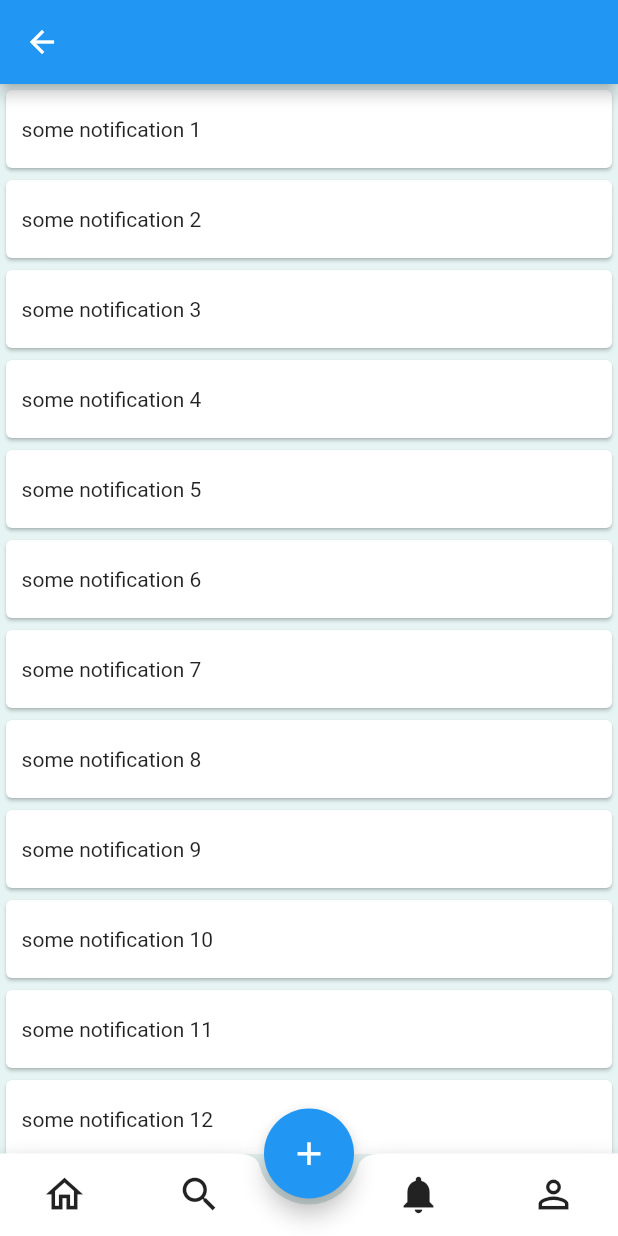
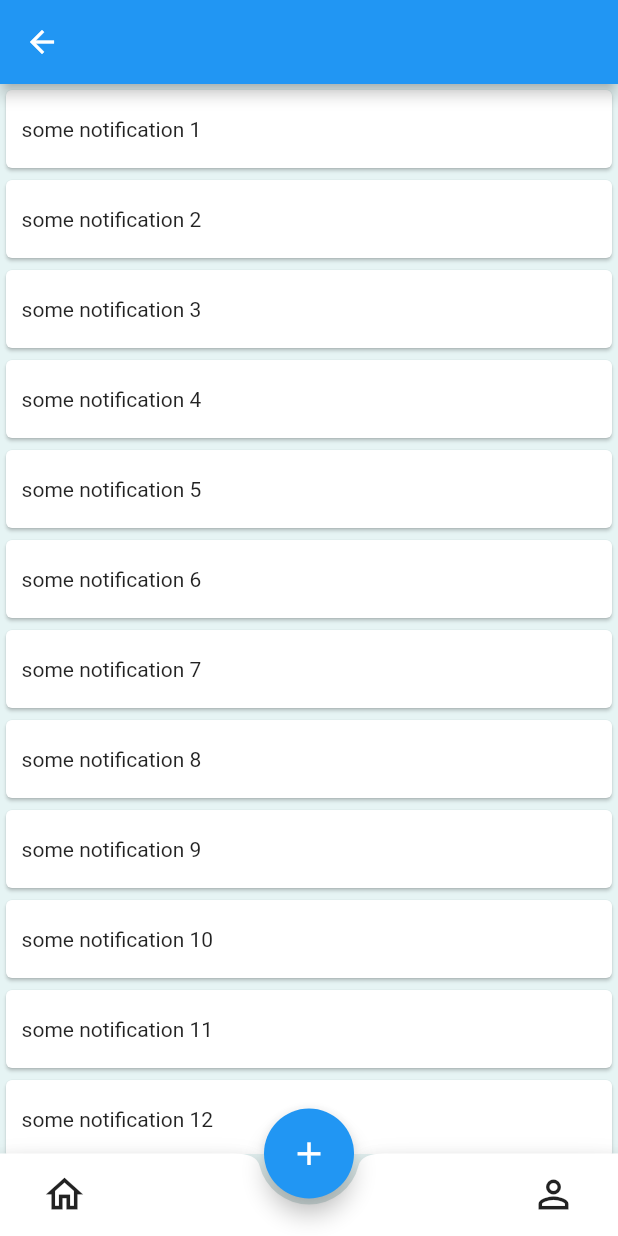
Before and after one commit to sohamlanke/BE-Project-Mobile-Application, a Flutter app: the BottomAppBarScreen screen opened directly, swiped to page 3, on a phone screen of 412 x 824 dp. Run offline on Flutter 3.47's test engine with Material 2 defaults, Android fonts, the phone set to English and light mode, and no system bars; our stand-ins replace cloud_firestore, firebase_core, font_awesome_flutter; accounts and stored records are empty.

Commit message:
auto commit

```diff
--- a/lib/Screens/bottomAppbar.dart
+++ b/lib/Screens/bottomAppbar.dart
@@ -88,30 +88,30 @@ class _BottomAppBarScreenState extends State<BottomAppBarScreen> {
                   });
                 },
               ),
-              IconButton(
-                iconSize: 30.0,
-                padding: EdgeInsets.only(right: 28.0),
-                icon: _currentPage == 1
-                    ? Icon(Icons.search_off)
-                    : Icon(Icons.search_outlined),
-                onPressed: () {
-                  setState(() {
-                    _myPage.jumpToPage(1);
-                  });
-                },
-              ),
-              IconButton(
-                iconSize: 30.0,
-                padding: EdgeInsets.only(left: 28.0),
-                icon: _currentPage == 2
-                    ? Icon(Icons.notifications)
-                    : Icon(Icons.notifications_none_outlined),
-                onPressed: () {
-                  setState(() {
-                    _myPage.jumpToPage(2);
-                  });
-                },
-              ),
+              // IconButton(
+              //   iconSize: 30.0,
+              //   padding: EdgeInsets.only(right: 28.0),
+              //   icon: _currentPage == 1
+              //       ? Icon(Icons.search_off)
+              //       : Icon(Icons.search_outlined),
+              //   onPressed: () {
+              //     setState(() {
+              //       _myPage.jumpToPage(1);
+              //     });
+              //   },
+              // ),
+              // IconButton(
+              //   iconSize: 30.0,
+              //   padding: EdgeInsets.only(left: 28.0),
+              //   icon: _currentPage == 2
+              //       ? Icon(Icons.notifications)
+              //       : Icon(Icons.notifications_none_outlined),
+              //   onPressed: () {
+              //     setState(() {
+              //       _myPage.jumpToPage(2);
+              //     });
+              //   },
+              // ),
               IconButton(
                 iconSize: 30.0,
                 padding: EdgeInsets.only(right: 28.0),
```
Also changed, not shown: 1 other file.
